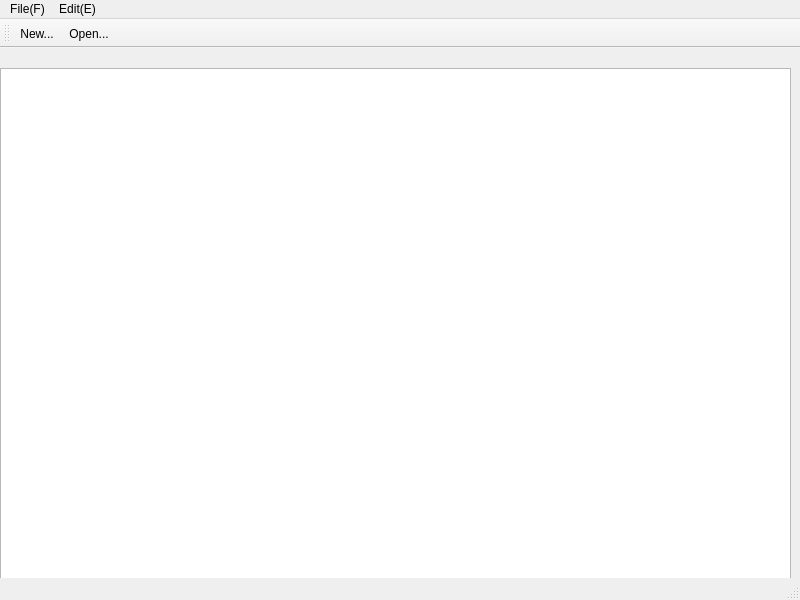
Above: zword/zword.ui from calcualatexzy/zword before the change. Below: the same form after it.
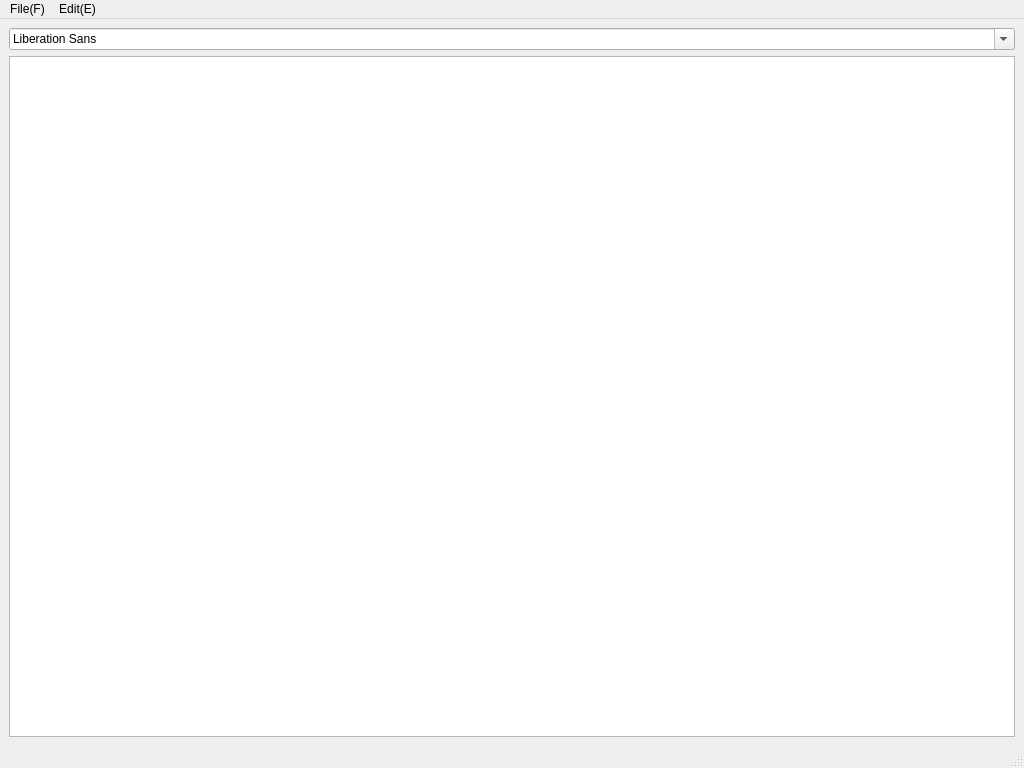
That is the form after the change.

The edit to the form file:
```diff
--- a/zword/zword.ui
+++ b/zword/zword.ui
@@ -6,34 +6,42 @@
    <rect>
     <x>0</x>
     <y>0</y>
-    <width>800</width>
-    <height>600</height>
+    <width>1024</width>
+    <height>768</height>
    </rect>
   </property>
+  <property name="sizePolicy">
+   <sizepolicy hsizetype="Preferred" vsizetype="Preferred">
+    <horstretch>0</horstretch>
+    <verstretch>0</verstretch>
+   </sizepolicy>
+  </property>
   <property name="windowTitle">
    <string>zword</string>
   </property>
   <widget class="QWidget" name="centralwidget">
-   <widget class="QTextEdit" name="textEdit">
-    <property name="geometry">
-     <rect>
-      <x>0</x>
-      <y>20</y>
-      <width>791</width>
-      <height>521</height>
-     </rect>
-    </property>
-    <property name="cursor" stdset="0">
-     <cursorShape>IBeamCursor</cursorShape>
-    </property>
-   </widget>
+   <property name="enabled">
+    <bool>true</bool>
+   </property>
+   <layout class="QGridLayout" name="gridLayout">
+    <item row="1" column="0">
+     <widget class="QTextEdit" name="textEdit">
+      <property name="cursor" stdset="0">
+       <cursorShape>IBeamCursor</cursorShape>
+      </property>
+     </widget>
+    </item>
+    <item row="0" column="0">
+     <widget class="QFontComboBox" name="fontComboBox"/>
+    </item>
+   </layout>
   </widget>
   <widget class="QMenuBar" name="menubar">
    <property name="geometry">
     <rect>
      <x>0</x>
      <y>0</y>
-     <width>800</width>
+     <width>1024</width>
      <height>17</height>
     </rect>
    </property>
@@ -67,19 +75,6 @@
    <addaction name="menuEdit"/>
   </widget>
   <widget class="QStatusBar" name="statusbar"/>
-  <widget class="QToolBar" name="toolBar">
-   <property name="windowTitle">
-    <string>toolBar</string>
-   </property>
-   <attribute name="toolBarArea">
-    <enum>TopToolBarArea</enum>
-   </attribute>
-   <attribute name="toolBarBreak">
-    <bool>false</bool>
-   </attribute>
-   <addaction name="actionNew_File"/>
-   <addaction name="actionOpen_File"/>
-  </widget>
   <action name="actionNew_File">
    <property name="text">
     <string>New File...</string>
```
